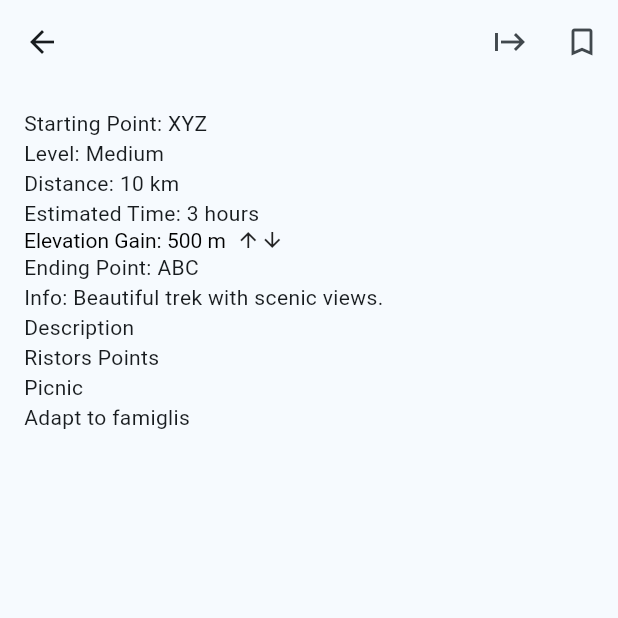
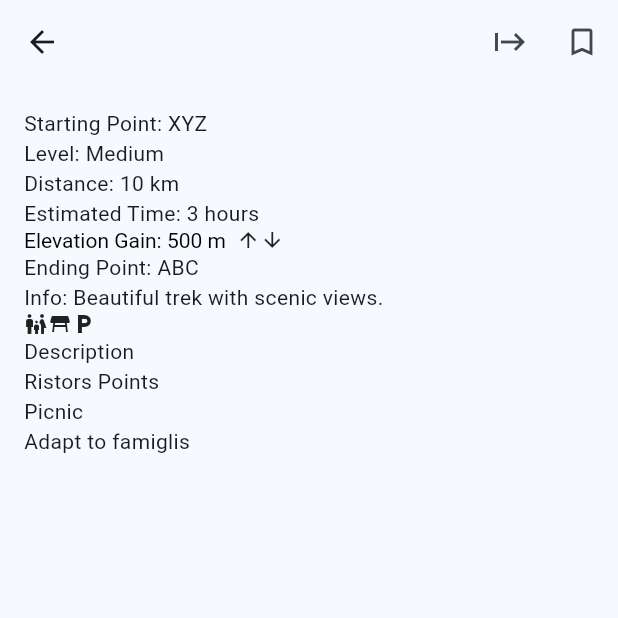
Before and after one commit to SofiaTerracciano/Triplo, a Flutter app: the TrekkingPage screen opened directly with empty values, on a phone screen of 412 x 824 dp, the top half of it. Run offline on Flutter 3.47's test engine with Material 3 defaults, Android fonts, the phone set to English and light mode, and no system bars; our stand-ins replace flutter_map, latlong2; missing offline and left inert: flutter_map_tappable_polyline.

Commit message:
aggiunte icone in trekking-page

```diff
--- a/triplo/lib/pages/trekking-page.dart
+++ b/triplo/lib/pages/trekking-page.dart
@@ -15,10 +15,14 @@ class _TrekkingPageState extends State<TrekkingPage> {
   bool isFamFriendly = true;
   bool isPicnicable = true;
 
-  final List<Icon> icons = [
-    Icon(Icons.bookmark_border),
-    Icon(Icons.bookmark)
-  ];
+  final List<Icon> icons = [Icon(Icons.bookmark_border),
+                            Icon(Icons.bookmark)];
+
+  static const TextStyle optionStyle = TextStyle(
+    fontSize: 20,
+    fontWeight: FontWeight.bold,
+    fontStyle: FontStyle.italic,
+  );
 
   @override
   Widget build(BuildContext context) {
@@ -30,7 +34,7 @@ class _TrekkingPageState extends State<TrekkingPage> {
           IconButton(
             icon: Icon(Icons.start),
             onPressed: () {
-                // Implement start trekking functionality hereR
+              // Implement start trekking functionality hereR
             },
           ),
           IconButton(
@@ -59,23 +63,23 @@ class _TrekkingPageState extends State<TrekkingPage> {
               Row(),
               Row(
                 children: [
-                  Text("Starting Point: XYZ")
-                ],
+                  Text("Starting Point: XYZ",),
+                ]
               ),
               Row(
                 children: [
-                  Text("Level: Medium"),
-                ],
+                  Text("Level: Medium")
+                ]
               ),
               Row(
                 children: [
-                  Text("Distance: 10 km"),
-                ],
+                  Text("Distance: 10 km")
+                ]
               ),
               Row(
-              children: [
-                Text("Estimated Time: 3 hours"),
-                ],
+                children: [
+                  Text("Estimated Time: 3 hours")
+                ]
               ),
               Row(
                 children: [
@@ -87,28 +91,32 @@ class _TrekkingPageState extends State<TrekkingPage> {
                           style: TextStyle(color: Colors.black),
                         ),
                         //da capire dai dati
-                        WidgetSpan(
-                          child: Icon(Icons.arrow_upward, size: 16),
-                        ),
-                        WidgetSpan(
-                          child: Icon(Icons.arrow_downward, size: 16),
-                        ),
+                        WidgetSpan(child: Icon(Icons.arrow_upward, size: 16)),
+                        WidgetSpan(child: Icon(Icons.arrow_downward, size: 16)),
                       ],
                     ),
-                    ),
+                  ),
                 ],
               ),
               Row(
                 children: [
-                  Text("Ending Point: ABC"),
-                ],
+                  Text("Ending Point: ABC")
+                ]
               ),
               //immagine ending point
               Row(),
               Row(
                 children: [
-                  Text("Info: Beautiful trek with scenic views."),
+                  Text("Info: Beautiful trek with scenic views.")
                 ]
+              ),
+              Row(
+                children: [
+                  //mettere una legenda da qualche parte?
+                  Icon(Icons.family_restroom, size: 16), // da prendere da db --> family friendly
+                  Icon(Icons.table_restaurant, size: 16), // da prendere da db --> picknick area
+                  Icon(Icons.local_parking, size: 16), // da prendere da db --> parking
+                ],
               ),
               Row(
                 children: [
@@ -117,7 +125,9 @@ class _TrekkingPageState extends State<TrekkingPage> {
               ),
               Row(
                 children: [
-                  Text("Ristors Points"), // non sarà un text, ma sarà interattivo
+                  Text(
+                    "Ristors Points",
+                  ), // non sarà un text, ma sarà interattivo
                 ],
               ),
               Row(
```
